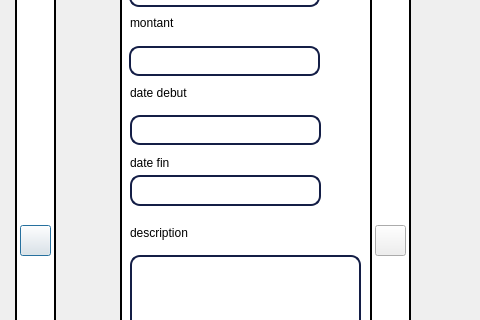
Before: the Qt Designer form contract.ui in HyperDarkmoon/TVEmpire, drawn with Qt 5; both pictures show x 0 to 480 and y 105 to 425 of the 1276 by 776 pixel window.
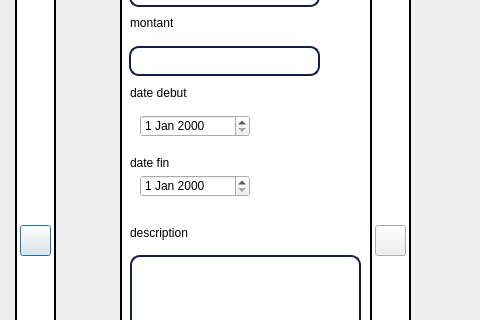
After: the same form once the commit is applied. Icons and pictures are not drawn.

```diff
--- a/contract.ui
+++ b/contract.ui
@@ -224,7 +224,7 @@
      <string/>
     </property>
    </widget>
-   <widget class="QLineEdit" name="lineEdit_2">
+   <widget class="QLineEdit" name="lib">
     <property name="enabled">
      <bool>true</bool>
     </property>
@@ -268,7 +268,7 @@
      <string>libelle </string>
     </property>
    </widget>
-   <widget class="QLineEdit" name="lineEdit_3">
+   <widget class="QLineEdit" name="mont">
     <property name="geometry">
      <rect>
       <x>9</x>
@@ -309,30 +309,6 @@
      <string>montant </string>
     </property>
    </widget>
-   <widget class="QLineEdit" name="lineEdit">
-    <property name="geometry">
-     <rect>
-      <x>10</x>
-      <y>180</y>
-      <width>191</width>
-      <height>30</height>
-     </rect>
-    </property>
-    <property name="styleSheet">
-     <string notr="true">QLineEdit {
-    border: 2px solid #141E46;
-    border-radius: 10px;
-    padding: 5px;
-}
-
-QTextEdit {
-    border: 2px solid #141E46;
-    border-radius: 10px;
-    padding: 1.5px;
-}
-</string>
-    </property>
-   </widget>
    <widget class="QLabel" name="label_3">
     <property name="geometry">
      <rect>
@@ -463,17 +439,7 @@
      <string>description</string>
     </property>
    </widget>
-   <widget class="QLineEdit" name="lineEdit_4">
-    <property name="geometry">
-     <rect>
-      <x>10</x>
-      <y>240</y>
-      <width>191</width>
-      <height>31</height>
-     </rect>
-    </property>
-   </widget>
-   <widget class="QLineEdit" name="lineEdit_6">
+   <widget class="QLineEdit" name="desc">
     <property name="geometry">
      <rect>
       <x>10</x>
@@ -516,11 +482,30 @@
      </rect>
     </property>
    </widget>
+   <widget class="QDateEdit" name="dated">
+    <property name="geometry">
+     <rect>
+      <x>20</x>
+      <y>180</y>
+      <width>110</width>
+      <height>22</height>
+     </rect>
+    </property>
+   </widget>
+   <widget class="QDateEdit" name="datef">
+    <property name="geometry">
+     <rect>
+      <x>20</x>
+      <y>240</y>
+      <width>110</width>
+      <height>22</height>
+     </rect>
+    </property>
+   </widget>
    <zorder>label_5</zorder>
-   <zorder>lineEdit_2</zorder>
+   <zorder>lib</zorder>
    <zorder>add_btn</zorder>
-   <zorder>lineEdit</zorder>
-   <zorder>lineEdit_3</zorder>
+   <zorder>mont</zorder>
    <zorder>label_3</zorder>
    <zorder>label_2</zorder>
    <zorder>label_4</zorder>
@@ -528,11 +513,12 @@
    <zorder>label_8</zorder>
    <zorder>pushButton_4</zorder>
    <zorder>label_10</zorder>
-   <zorder>lineEdit_4</zorder>
-   <zorder>lineEdit_6</zorder>
+   <zorder>desc</zorder>
    <zorder>pushButton</zorder>
    <zorder>idE</zorder>
    <zorder>idS</zorder>
+   <zorder>dated</zorder>
+   <zorder>datef</zorder>
   </widget>
  </widget>
  <resources/>
```
